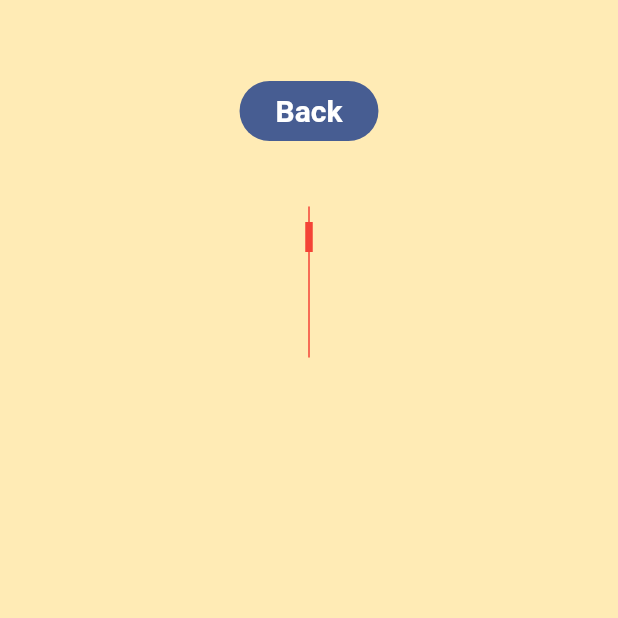
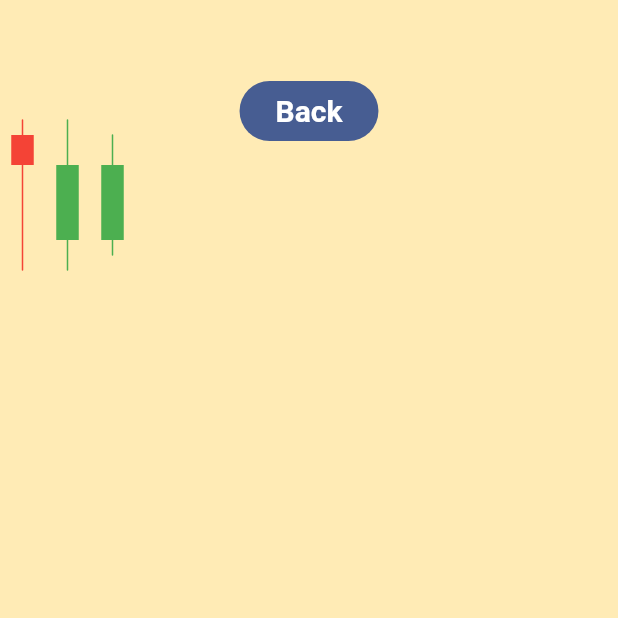
Before and after one commit to ruan65/candlesticks_game, a Flutter app: the screen it shows after launch, after a tap on "Candlesticks", on a phone screen of 412 x 824 dp, the top half of it. Run offline on Flutter 3.47's test engine with Material 3 defaults, Android fonts, the phone set to English and light mode, and no system bars; our stand-ins replace audioplayers, go_router, shared_preferences.

Commit message:
CandlestickList

```diff
--- /dev/null
+++ b/devtools_options.yaml
@@ -0,0 +1 @@
+extensions:
--- a/lib/candlesticks/candle_stick_widget.dart
+++ b/lib/candlesticks/candle_stick_widget.dart
@@ -10,7 +10,7 @@ class CandlestickWidget extends StatelessWidget {
   const CandlestickWidget({
     super.key,
     required this.candlestickModel,
-    this.candleWidth = 10,
+    this.candleWidth = 30,
   });
 
   @override
--- /dev/null
+++ b/lib/candlesticks/candlestick_list.dart
@@ -0,0 +1,36 @@
+import 'package:flutter/material.dart';
+
+import 'candle_stick_widget.dart';
+import 'candlestick_model.dart';
+
+class CandlestickList extends StatelessWidget {
+  final List<CandlestickModel> candlestickModels;
+  final double itemHeight;
+  final double candleWidth;
+
+  const CandlestickList({super.key,
+    required this.candlestickModels,
+    required this.itemHeight,
+    required this.candleWidth,
+  });
+
+  @override
+  Widget build(BuildContext context) {
+    return SizedBox(
+      height: itemHeight,
+      child: ListView.builder(
+        scrollDirection: Axis.horizontal,
+        itemCount: candlestickModels.length,
+        itemBuilder: (context, index) {
+          return Padding(
+            padding: EdgeInsets.symmetric(vertical: 8.0),
+            child: CandlestickWidget(
+              candlestickModel: candlestickModels[index],
+              candleWidth: candleWidth,
+            ),
+          );
+        },
+      ),
+    );
+  }
+}
--- a/lib/candlesticks/play_candlestick_screen.dart
+++ b/lib/candlesticks/play_candlestick_screen.dart
@@ -1,4 +1,4 @@
-import 'package:card/candlesticks/candle_stick_widget.dart';
+import 'package:card/candlesticks/candlestick_list.dart';
 import 'package:card/candlesticks/candlestick_model.dart';
 import 'package:card/style/my_button.dart';
 import 'package:flutter/material.dart';
@@ -17,8 +17,10 @@ class PlayCandlestickScreen extends StatelessWidget {
           child: const Text('Back'),
         ),
         _gap,
-        CandlestickWidget(
-          candlestickModel: pattern[0],
+        CandlestickList(
+          candlestickModels: pattern,
+          candleWidth: 30,
+          itemHeight: 40,
         ),
       ],
     );
@@ -29,4 +31,6 @@ class PlayCandlestickScreen extends StatelessWidget {
 
 final pattern = [
   CandlestickModel(open: 90, close: 70, high: 100, low: 0),
+  CandlestickModel(open: 20, close: 70, high: 100, low: 0),
+  CandlestickModel(open: 20, close: 70, high: 90, low: 10),
 ];
```
